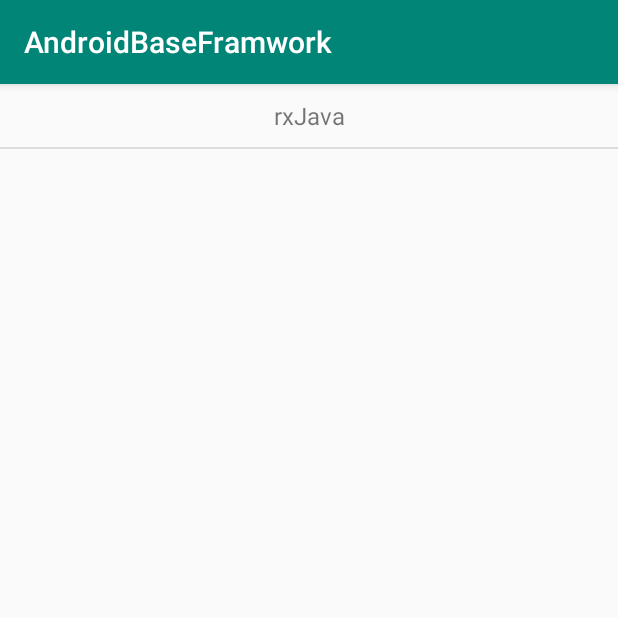
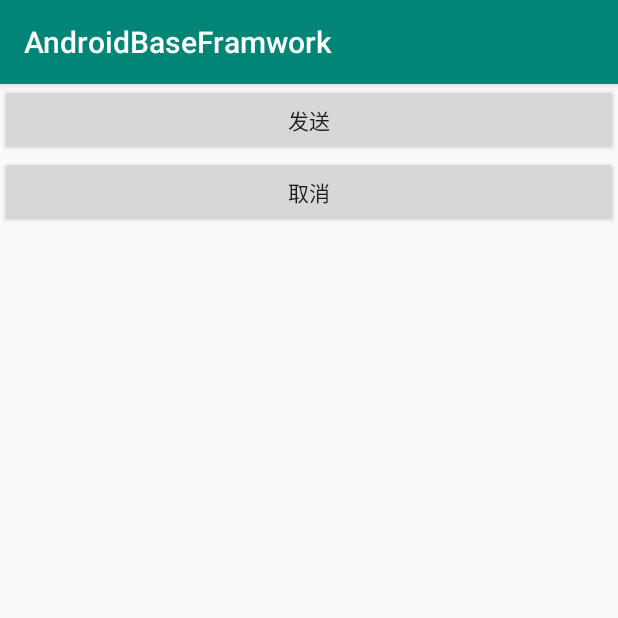
Before and after one commit to Congx/AndroidBaseFramwork, an Android app: the screen it shows after launch (MainActivity before the commit, RxbusActivity after it), after a tap on "rxJava", on a phone screen of 412 x 824 dp, the top half of it. Run offline under Robolectric (Android 15) with nearby library versions, the phone set to English and light mode, and no system bars; our stand-ins replace RxJava.

Commit message:
rxbus相关

```diff
--- a/app/src/main/java/com/example/androidbaseframwork/MainActivity.java
+++ b/app/src/main/java/com/example/androidbaseframwork/MainActivity.java
@@ -1,5 +1,6 @@
 package com.example.androidbaseframwork;
 
+import com.example.androidbaseframwork.rxjava.RxbusActivity;
 import com.lp.baseandroid.base.BaseItemListActivity;
 import com.lp.baseandroid.base.ItemBean;
 
@@ -9,7 +10,7 @@ public class MainActivity extends BaseItemListActivity {
 
     private ArrayList<ItemBean> list = new ArrayList<ItemBean>() {
         {
-            add(new ItemBean("rxJava", MainActivity.class));
+            add(new ItemBean("rxJava", RxbusActivity.class));
 
         }
     };
--- /dev/null
+++ b/app/src/main/java/com/example/androidbaseframwork/rxjava/RxBusEvent.kt
@@ -0,0 +1,22 @@
+package com.example.androidbaseframwork.rxjava
+
+/**
+ * @date 2019-12-05
+ * @Author luffy
+ * @description 所有的类继承
+ *
+ */
+class RxBusEvent {
+
+    open class BaseEvent(var msg:String = "") {
+        init {
+            msg = msg.let { this.javaClass.simpleName }
+        }
+
+        override fun toString(): String {
+            return msg
+        }
+    }
+
+    class Event:BaseEvent()
+}
--- /dev/null
+++ b/app/src/main/java/com/example/androidbaseframwork/rxjava/RxbusActivity.kt
@@ -0,0 +1,36 @@
+package com.example.androidbaseframwork.rxjava
+
+import android.annotation.SuppressLint
+import androidx.appcompat.app.AppCompatActivity
+
+import android.os.Bundle
+import android.util.Log
+
+import com.example.androidbaseframwork.R
+import com.example.rxjavalib.RxBus
+import kotlinx.android.synthetic.main.activity_rxbus.*
+import kotlin.math.log
+
+class RxbusActivity : AppCompatActivity() {
+
+    @SuppressLint("CheckResult")
+    override fun onCreate(savedInstanceState: Bundle?) {
+        super.onCreate(savedInstanceState)
+        setContentView(R.layout.activity_rxbus)
+
+        btn_send.setOnClickListener {
+            RxBus.getInstance().post(RxBusEvent.Event())
+        }
+
+
+        RxBus.getInstance().toObservable(RxBusEvent.Event()::class.java)
+                .subscribe({ textview.text = it.toString() },
+                        {e -> e.printStackTrace()})
+    }
+
+    override fun onDestroy() {
+        super.onDestroy()
+        RxBus.getInstance().toObservable()
+    }
+
+}
--- a/app/src/main/res/layout/activity_rxbus.xml
+++ b/app/src/main/res/layout/activity_rxbus.xml
@@ -6,4 +6,30 @@
     android:layout_height="match_parent"
     tools:context=".rxjava.RxbusActivity">
 
+    <Button
+        android:id="@+id/btn_send"
+        android:layout_width="match_parent"
+        android:layout_height="wrap_content"
+        android:text="发送"
+        app:layout_constraintEnd_toEndOf="parent"
+        app:layout_constraintStart_toStartOf="parent"
+        app:layout_constraintTop_toTopOf="parent"></Button>
+
+    <Button
+        android:id="@+id/btn_cancle"
+        android:layout_width="match_parent"
+        android:layout_height="wrap_content"
+        android:text="取消"
+        app:layout_constraintEnd_toEndOf="parent"
+        app:layout_constraintStart_toStartOf="parent"
+        app:layout_constraintTop_toBottomOf="@+id/btn_send"></Button>
+
+    <TextView
+        android:id="@+id/textview"
+        android:layout_width="wrap_content"
+        android:layout_height="wrap_content"
+        app:layout_constraintEnd_toEndOf="parent"
+        app:layout_constraintStart_toStartOf="parent"
+        app:layout_constraintTop_toBottomOf="@+id/btn_cancle"></TextView>
+
 </androidx.constraintlayout.widget.ConstraintLayout>
--- a/libs/rxjavalib/build.gradle
+++ b/libs/rxjavalib/build.gradle
@@ -18,9 +18,6 @@ android {
 dependencies {
     implementation fileTree(dir: 'libs', include: ['*.jar'])
 
-    testImplementation 'junit:junit:4.12'
-    androidTestImplementation 'androidx.test:runner:1.2.0'
-    androidTestImplementation 'androidx.test.espresso:espresso-core:3.2.0'
     implementation "androidx.core:core-ktx:+"
     implementation "org.jetbrains.kotlin:kotlin-stdlib-jdk7:$kotlin_version"
 
--- /dev/null
+++ b/libs/rxjavalib/src/main/java/com/example/rxjavalib/RxBus.java
@@ -0,0 +1,63 @@
+package com.example.rxjavalib;
+
+
+import io.reactivex.Observable;
+import io.reactivex.subjects.BehaviorSubject;
+import io.reactivex.subjects.Subject;
+
+/**
+ * @date 2019-12-04
+ * @Author luffy
+ * @description
+ */
+public class RxBus {
+
+    private final Subject bus;
+
+    private RxBus() {
+        bus = BehaviorSubject.create().toSerialized();
+    }
+
+    private static class Inner {
+        protected static RxBus INSTANCE = new RxBus();
+    }
+
+    public static RxBus getInstance() {
+        return Inner.INSTANCE;
+    }
+
+    /**
+     * 发送消息
+     *
+     * @param object
+     */
+    public void post(Object object) {
+        if(hasObservers()) {
+            bus.onNext(object);
+        }
+
+    }
+
+    /**
+     * 接收消息
+     *
+     * @param eventType
+     * @param <T>
+     * @return
+     */
+    public <T> Observable<T> toObservable(Class<T> eventType) {
+        return bus.ofType(eventType);
+    }
+
+    public Observable<Object> toObservable() {
+        return bus;
+    }
+
+    /**
+     * 判断是否有订阅者
+     */
+    public boolean hasObservers() {
+        return bus.hasObservers();
+    }
+
+}
```
Also changed, not shown: app/src/main/java/com/example/androidbaseframwork/rxjava/RxbusActivity.java (deleted, +0 -16 lines).
